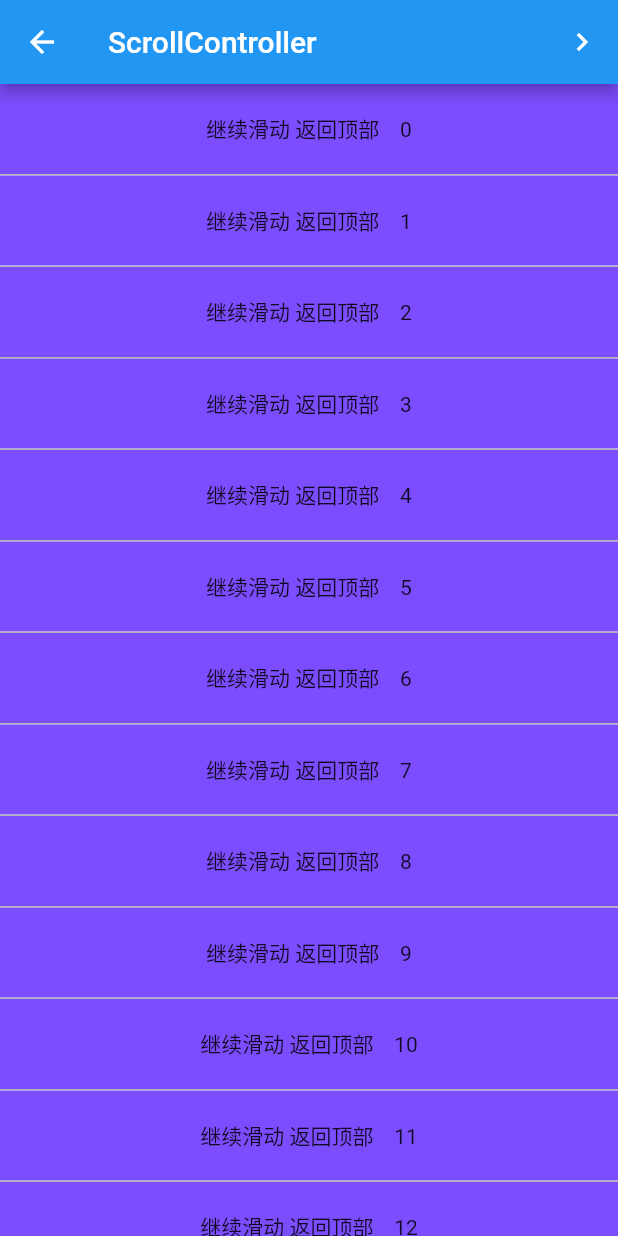
After one commit to xxxIxxxx/flutter_ddup, a Flutter app: the ScrollControllerPage screen opened by its route, on a phone screen of 412 x 824 dp. The commit adds this screen. Run offline on Flutter 3.47's test engine with Material 2 defaults, Android fonts, the phone set to English and light mode, and no system bars; our stand-ins replace fluro.

Commit message:
ScrollController, ScrollPosition, NotificationListener滚动监听

```diff
--- a/lib/app/home_page.dart
+++ b/lib/app/home_page.dart
@@ -199,6 +199,13 @@ class _MyHomePageState extends State<MyHomePage> {
             },
             child: const Text("ListView 列表视图"),
           ),
+          TextButton(
+              onPressed: () {
+                Application.router.navigateTo(context, Routes.scrollController,
+                    transition: TransitionType.native);
+              },
+              child: const Text(
+                  "ScrollController, ScrollPosition, NotificationListener滚动监听")),
         ],
       ),
     );
--- /dev/null
+++ b/lib/class/ScrollController,ScrollPosition,NotificationListener滚动监听/scroll_controller_page.dart
@@ -0,0 +1,96 @@
+// ignore_for_file: avoid_print
+
+import 'package:flutter/material.dart';
+
+import 'scroll_notification_listener_page.dart';
+
+class ScrollControllerPage extends StatefulWidget {
+  const ScrollControllerPage({Key? key}) : super(key: key);
+
+  @override
+  _ScrollControllerPageState createState() => _ScrollControllerPageState();
+}
+
+class _ScrollControllerPageState extends State<ScrollControllerPage> {
+  final ScrollController _scrollController = ScrollController();
+
+  bool showToTopBtn = false;
+
+  @override
+  void initState() {
+    super.initState();
+    //监听滚动信息
+    _scrollController.addListener(() {
+      print(_scrollController.offset);
+      if (_scrollController.offset < 600 && showToTopBtn == true) {
+        setState(() {
+          showToTopBtn = false;
+        });
+      } else if (_scrollController.offset >= 600 && showToTopBtn == false) {
+        setState(() {
+          showToTopBtn = true;
+        });
+      }
+    });
+
+//* _scrollController 持有几个ScrollPosition， 每一个都对应一个 widget
+    // _scrollController.positions.length;
+    //* 控制 _scrollController 持有的某一个 滚动到某一个位置
+// _scrollController.positions.elementAt(1).animateTo(0.0, duration: const Duration(seconds: 1), curve: Curves.ease);}
+  }
+
+  @override
+  void dispose() {
+    _scrollController.dispose();
+    super.dispose();
+  }
+
+  @override
+  Widget build(BuildContext context) {
+    return Scaffold(
+      appBar: AppBar(
+        title: const Text('ScrollController'),
+        actions: [
+          IconButton(
+              onPressed: () {
+                Navigator.push(context, MaterialPageRoute(builder: (context) {
+                  return const ScrollNotificationListenerPage();
+                }));
+              },
+              icon: const Icon(Icons.navigate_next))
+        ],
+      ),
+      body: Scrollbar(
+        //! Scrollbar 的 controller 要和子widget 的 controller 保持一致
+        controller: _scrollController,
+        child: ListView.separated(
+          controller: _scrollController,
+          itemCount: 700,
+          separatorBuilder: (BuildContext context, int index) {
+            return const Divider(
+              height: 1,
+              color: Colors.grey,
+            );
+          },
+          itemBuilder: (BuildContext context, int index) {
+            return Container(
+              color: Colors.deepPurpleAccent,
+              alignment: Alignment.center,
+              height: 60,
+              child: Text("继续滑动 返回顶部    $index"),
+            );
+          },
+        ),
+      ),
+      floatingActionButton: showToTopBtn
+          ? FloatingActionButton(
+              child: const Icon(Icons.arrow_upward),
+              onPressed: () {
+                _scrollController.animateTo(0,
+                    duration: const Duration(milliseconds: 200),
+                    curve: Curves.ease);
+              })
+          : null,
+    );
+  }
+}
--- a/lib/route/route_handlers.dart
+++ b/lib/route/route_handlers.dart
@@ -15,6 +15,7 @@ import '../class/ListView/list_view_page.dart';
 import '../class/Padding填充/padding_page.dart';
 import '../class/Row,Column线性布局/row_page.dart';
 import '../class/Scaffold,AppBar,Drawer,FloatingActionButton,BottomNavigationBar/scaffold_app_bar_page.dart';
+import '../class/ScrollController,ScrollPosition,NotificationListener滚动监听/scroll_controller_page.dart';
 import '../class/SingleChildScrollView不会延迟加载的滚动View/single_child_scroll_view_page.dart';
 import '../class/Stack,Positioned层叠布局/stack_positioned_page.dart';
 import '../class/Switch,Checkbox单选开关复选开关/switch_page.dart';
@@ -157,3 +158,8 @@ var listViewHandeler = Handler(
     handlerFunc: (BuildContext? context, Map<String, List<String>> params) {
   return const ListViewPage();
 });
+
+var scrollControllerViewHandeler = Handler(
+    handlerFunc: (BuildContext? context, Map<String, List<String>> params) {
+  return const ScrollControllerPage();
+});
--- a/lib/route/routes.dart
+++ b/lib/route/routes.dart
@@ -31,6 +31,7 @@ class Routes {
   static String scaffoldAppBar = "/ScaffoldAppBar";
   static String singleChildScrollView = "/singleChildScrollView";
   static String listView = "/listView";
+  static String scrollController = "/scrollController";
 
   static void configureRoutes(FluroRouter router) {
     router.notFoundHandler = Handler(
@@ -64,5 +65,6 @@ class Routes {
     router.define(singleChildScrollView,
         handler: singleChildScrollViewHandeler);
     router.define(listView, handler: listViewHandeler);
+    router.define(scrollController, handler: scrollControllerViewHandeler);
   }
 }
```
Also changed, not shown: lib/class/ScrollController,ScrollPosition,NotificationListener滚动监听/scroll_notification_listener_page.dart (added, +53 -0 lines), 10 other files.
